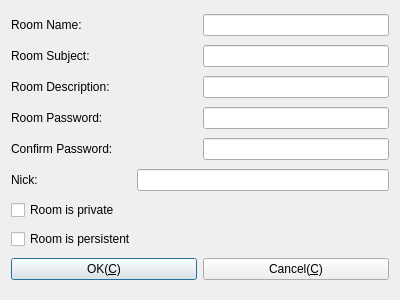
The window that Widgets/FrmGroupChat/DlgCreateGroupChatRoom.ui (KangLin/RabbitIm) describes before a commit, drawn with Qt 5.
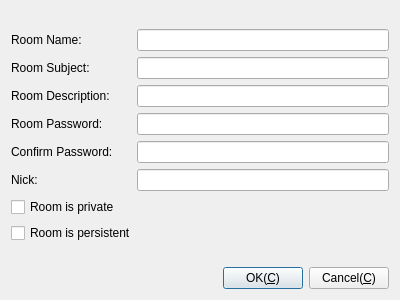
The same window after the commit. Icons and pictures are not drawn.

Patch:
```diff
--- a/Widgets/FrmGroupChat/DlgCreateGroupChatRoom.ui
+++ b/Widgets/FrmGroupChat/DlgCreateGroupChatRoom.ui
@@ -18,13 +18,26 @@
     <normaloff>:/icon/AppIcon</normaloff>:/icon/AppIcon</iconset>
   </property>
   <layout class="QGridLayout" name="gridLayout">
-   <item row="0" column="0" colspan="2">
+   <item row="0" column="0">
+    <spacer name="verticalSpacer_2">
+     <property name="orientation">
+      <enum>Qt::Vertical</enum>
+     </property>
+     <property name="sizeHint" stdset="0">
+      <size>
+       <width>20</width>
+       <height>17</height>
+      </size>
+     </property>
+    </spacer>
+   </item>
+   <item row="1" column="0">
     <layout class="QHBoxLayout" name="horizontalLayout">
      <item>
       <widget class="QLabel" name="label">
        <property name="sizePolicy">
         <sizepolicy hsizetype="Preferred" vsizetype="Preferred">
-         <horstretch>0</horstretch>
+         <horstretch>1</horstretch>
          <verstretch>0</verstretch>
         </sizepolicy>
        </property>
@@ -42,8 +55,8 @@
      <item>
       <widget class="QLineEdit" name="txtName">
        <property name="sizePolicy">
-        <sizepolicy hsizetype="Preferred" vsizetype="Fixed">
-         <horstretch>0</horstretch>
+        <sizepolicy hsizetype="Preferred" vsizetype="Preferred">
+         <horstretch>3</horstretch>
          <verstretch>0</verstretch>
         </sizepolicy>
        </property>
@@ -51,13 +64,13 @@
      </item>
     </layout>
    </item>
-   <item row="1" column="0" colspan="2">
+   <item row="2" column="0">
     <layout class="QHBoxLayout" name="horizontalLayout_2">
      <item>
       <widget class="QLabel" name="label_2">
        <property name="sizePolicy">
         <sizepolicy hsizetype="Preferred" vsizetype="Preferred">
-         <horstretch>0</horstretch>
+         <horstretch>1</horstretch>
          <verstretch>0</verstretch>
         </sizepolicy>
        </property>
@@ -75,8 +88,8 @@
      <item>
       <widget class="QLineEdit" name="txtSubject">
        <property name="sizePolicy">
-        <sizepolicy hsizetype="Preferred" vsizetype="Fixed">
-         <horstretch>0</horstretch>
+        <sizepolicy hsizetype="Preferred" vsizetype="Preferred">
+         <horstretch>3</horstretch>
          <verstretch>0</verstretch>
         </sizepolicy>
        </property>
@@ -84,7 +97,7 @@
      </item>
     </layout>
    </item>
-   <item row="2" column="0" colspan="2">
+   <item row="3" column="0">
     <layout class="QHBoxLayout" name="horizontalLayout_5">
      <item>
       <widget class="QLabel" name="label_5">
@@ -108,8 +121,8 @@
      <item>
       <widget class="QLineEdit" name="txtDescription">
        <property name="sizePolicy">
-        <sizepolicy hsizetype="Preferred" vsizetype="Fixed">
-         <horstretch>0</horstretch>
+        <sizepolicy hsizetype="Preferred" vsizetype="Preferred">
+         <horstretch>3</horstretch>
          <verstretch>0</verstretch>
         </sizepolicy>
        </property>
@@ -117,13 +130,13 @@
      </item>
     </layout>
    </item>
-   <item row="3" column="0" colspan="2">
+   <item row="4" column="0">
     <layout class="QHBoxLayout" name="horizontalLayout_3">
      <item>
       <widget class="QLabel" name="label_3">
        <property name="sizePolicy">
         <sizepolicy hsizetype="Preferred" vsizetype="Preferred">
-         <horstretch>0</horstretch>
+         <horstretch>1</horstretch>
          <verstretch>0</verstretch>
         </sizepolicy>
        </property>
@@ -141,8 +154,8 @@
      <item>
       <widget class="QLineEdit" name="txtPassword">
        <property name="sizePolicy">
-        <sizepolicy hsizetype="Preferred" vsizetype="Fixed">
-         <horstretch>0</horstretch>
+        <sizepolicy hsizetype="Preferred" vsizetype="Preferred">
+         <horstretch>3</horstretch>
          <verstretch>0</verstretch>
         </sizepolicy>
        </property>
@@ -150,13 +163,13 @@
      </item>
     </layout>
    </item>
-   <item row="4" column="0" colspan="2">
+   <item row="5" column="0">
     <layout class="QHBoxLayout" name="horizontalLayout_4">
      <item>
       <widget class="QLabel" name="label_4">
        <property name="sizePolicy">
         <sizepolicy hsizetype="Preferred" vsizetype="Preferred">
-         <horstretch>0</horstretch>
+         <horstretch>1</horstretch>
          <verstretch>0</verstretch>
         </sizepolicy>
        </property>
@@ -174,8 +187,8 @@
      <item>
       <widget class="QLineEdit" name="txtConfirmPassword">
        <property name="sizePolicy">
-        <sizepolicy hsizetype="Preferred" vsizetype="Fixed">
-         <horstretch>0</horstretch>
+        <sizepolicy hsizetype="Preferred" vsizetype="Preferred">
+         <horstretch>3</horstretch>
          <verstretch>0</verstretch>
         </sizepolicy>
        </property>
@@ -183,13 +196,13 @@
      </item>
     </layout>
    </item>
-   <item row="5" column="0" colspan="2">
+   <item row="6" column="0">
     <layout class="QHBoxLayout" name="horizontalLayout_6">
      <item>
       <widget class="QLabel" name="label_6">
        <property name="sizePolicy">
         <sizepolicy hsizetype="Preferred" vsizetype="Preferred">
-         <horstretch>0</horstretch>
+         <horstretch>1</horstretch>
          <verstretch>0</verstretch>
         </sizepolicy>
        </property>
@@ -205,28 +218,75 @@
       </widget>
      </item>
      <item>
-      <widget class="QLineEdit" name="txtNick"/>
+      <widget class="QLineEdit" name="txtNick">
+       <property name="sizePolicy">
+        <sizepolicy hsizetype="Preferred" vsizetype="Preferred">
+         <horstretch>3</horstretch>
+         <verstretch>0</verstretch>
+        </sizepolicy>
+       </property>
+      </widget>
      </item>
     </layout>
    </item>
-   <item row="6" column="0">
+   <item row="7" column="0">
     <widget class="QCheckBox" name="cbPrivated">
+     <property name="sizePolicy">
+      <sizepolicy hsizetype="Preferred" vsizetype="Preferred">
+       <horstretch>0</horstretch>
+       <verstretch>0</verstretch>
+      </sizepolicy>
+     </property>
      <property name="text">
       <string>Room is private</string>
      </property>
     </widget>
    </item>
-   <item row="7" column="0">
+   <item row="8" column="0">
     <widget class="QCheckBox" name="cbProtracted">
+     <property name="sizePolicy">
+      <sizepolicy hsizetype="Preferred" vsizetype="Preferred">
+       <horstretch>0</horstretch>
+       <verstretch>0</verstretch>
+      </sizepolicy>
+     </property>
      <property name="text">
       <string>Room is persistent</string>
      </property>
     </widget>
    </item>
-   <item row="8" column="0">
+   <item row="9" column="0">
+    <spacer name="verticalSpacer">
+     <property name="orientation">
+      <enum>Qt::Vertical</enum>
+     </property>
+     <property name="sizeHint" stdset="0">
+      <size>
+       <width>20</width>
+       <height>17</height>
+      </size>
+     </property>
+    </spacer>
+   </item>
+   <item row="10" column="0">
+    <layout class="QHBoxLayout" name="horizontalLayout_7">
+     <item>
+      <spacer name="horizontalSpacer">
+       <property name="orientation">
+        <enum>Qt::Horizontal</enum>
+       </property>
+       <property name="sizeHint" stdset="0">
+        <size>
+         <width>40</width>
+         <height>20</height>
+        </size>
+       </property>
+      </spacer>
+     </item>
+     <item>
     <widget class="QPushButton" name="pbOK">
      <property name="sizePolicy">
-      <sizepolicy hsizetype="Preferred" vsizetype="Fixed">
+        <sizepolicy hsizetype="Preferred" vsizetype="Preferred">
        <horstretch>0</horstretch>
        <verstretch>0</verstretch>
       </sizepolicy>
@@ -240,10 +300,10 @@
      </property>
     </widget>
    </item>
-   <item row="8" column="1">
+     <item>
     <widget class="QPushButton" name="pbCancel">
      <property name="sizePolicy">
-      <sizepolicy hsizetype="Preferred" vsizetype="Fixed">
+        <sizepolicy hsizetype="Preferred" vsizetype="Preferred">
        <horstretch>0</horstretch>
        <verstretch>0</verstretch>
       </sizepolicy>
@@ -256,6 +316,8 @@
        <normaloff>:/icon/Delete</normaloff>:/icon/Delete</iconset>
      </property>
     </widget>
+     </item>
+    </layout>
    </item>
   </layout>
  </widget>
```
Lines whose indentation alone changed are shown as unchanged.
